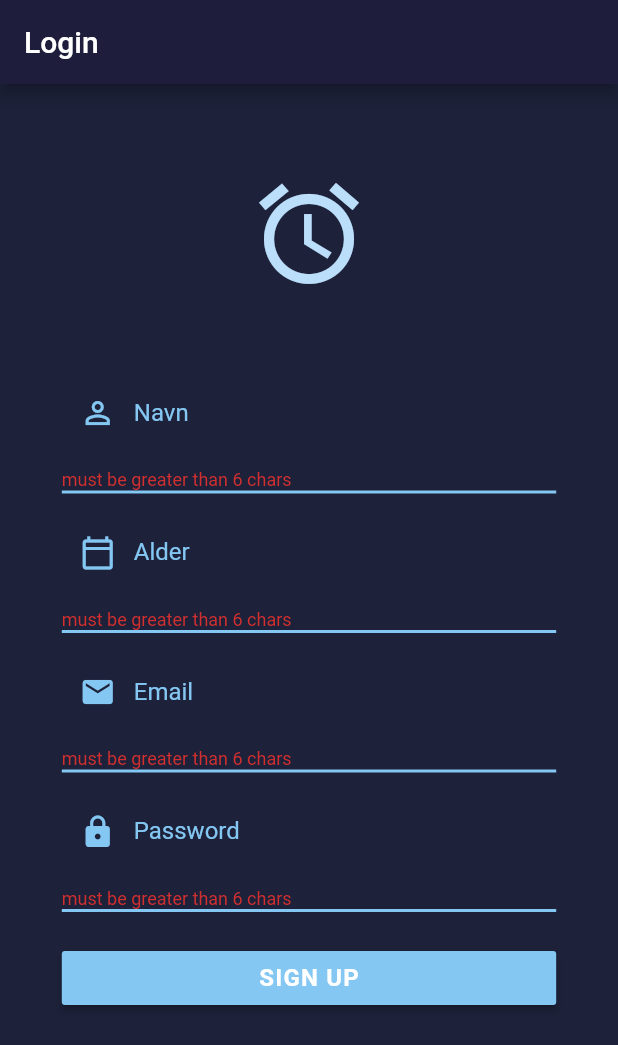
After one commit to NTThyssen/Oplevelses-app, a Flutter app: the SignUp screen opened directly, after a tap on "SIGN UP", on a phone screen of 412 x 824 dp. The commit adds this screen. Shown: the top 1045 px of the screen. Run offline on Flutter 3.47's test engine with Material 2 defaults, Android fonts, the phone set to English and light mode, and no system bars; our stand-ins replace cloud_firestore, dotted_border, firebase_auth, firebase_storage, flutter_spinkit, image_picker; missing offline and left inert: age, flutter_auth_buttons, flutter_facebook_login; accounts and stored records are empty.

Commit message:
sign up added

```diff
--- a/lib/add_event.dart
+++ b/lib/add_event.dart
@@ -24,6 +24,7 @@ class _AddEventState extends State<AddEvent> {
     if(image == null) {
       File img = await ImagePicker.pickImage(source: ImageSource.gallery);
       if (img != null) {
+        print("hello");
         image = img;
         setState(() {});
         uploadFile();
--- a/lib/authenticate/log_in_page.dart
+++ b/lib/authenticate/log_in_page.dart
@@ -1,5 +1,6 @@
 import 'package:cloud_firestore/cloud_firestore.dart';
 import 'package:flutter/material.dart';
+import 'package:flutter_app/authenticate/sing_up.dart';
 import 'package:flutter_app/model/user.dart';
 import 'package:flutter_app/service/DatabaseService.dart';
 import 'package:flutter_app/size_config.dart';
@@ -128,9 +129,8 @@ class _LoginState extends State<Login> {
                                 color: Color.fromRGBO(30, 30, 60, 1),
                                 onPressed: () async {
                                   if(_formKey.currentState.validate()){
-                                    dynamic result = await _auth.registerWithEmail(email, password);
+                                    dynamic result = await _auth.singInWithEmail(email, password);
                                     print(result);
-                                    StreamProvider<QuerySnapshot>.value(value: DatabaseService().users, child:  MainPage());
                                     Navigator.pushReplacement(context, FadeRoute( page: MainPage()));
                                   }
                                 },
@@ -171,7 +171,14 @@ class _LoginState extends State<Login> {
                         thickness: 2,
                       ),
                     ),
-                    Padding(
+                    GestureDetector(
+                      onTap: () {
+                        Navigator.pushReplacement(
+                            context,
+                            MaterialPageRoute(
+                                builder: (BuildContext context) => SignUp()));
+                      },
+                      child: Padding(
                         padding: const EdgeInsets.fromLTRB(0, 10, 0, 10),
                         child: Text("Or sign in with",
                             style: TextStyle(
@@ -179,6 +186,7 @@ class _LoginState extends State<Login> {
                                 letterSpacing: 0.8,
                                 fontWeight: FontWeight.normal,
                                 fontSize: 12)),
+                      ),
                     ),
                     FacebookSignInButton(onPressed: () async {
                       setState(() {
--- a/lib/authenticate/sing_in.dart
+++ /dev/null
@@ -1,13 +0,0 @@
-import 'package:flutter/material.dart';
-
-class SignIn extends StatefulWidget {
-  @override
-  _SignInState createState() => _SignInState();
-}
-
-class _SignInState extends State<SignIn> {
-  @override
-  Widget build(BuildContext context) {
-    return Container();
-  }
-}
--- /dev/null
+++ b/lib/authenticate/sing_up.dart
@@ -0,0 +1,231 @@
+import 'package:cloud_firestore/cloud_firestore.dart';
+import 'package:flutter/material.dart';
+import 'package:flutter_app/service/DatabaseService.dart';
+import 'package:flutter_app/service/auth.dart';
+import 'package:flutter_app/widgets/custom_scaffold_with_navBar.dart';
+import 'package:flutter_auth_buttons/flutter_auth_buttons.dart';
+import 'package:flutter_spinkit/flutter_spinkit.dart';
+import 'package:provider/provider.dart';
+
+import '../main.dart';
+import '../size_config.dart';
+
+class SignUp extends StatefulWidget {
+
+  String email;
+  String password;
+
+
+
+
+  @override
+  _SignUpState createState() => _SignUpState();
+}
+
+class _SignUpState extends State<SignUp> {
+
+  bool isLoggingIn = false;
+  AuthService _auth = AuthService();
+  final GlobalKey<FormState> _formKey = GlobalKey<FormState>();
+
+  @override
+  Widget build(BuildContext context) {
+
+    return Scaffold(
+      backgroundColor: Colors.blue,
+      appBar: AppBar(
+        backgroundColor: Color.fromRGBO(30, 30, 60, 1),
+        title: Text("Login"),
+      ),
+      body: (isLoggingIn)
+          ? Center(
+        child: SpinKitCubeGrid(
+          color: Colors.white,
+          size: 80.0,
+        ),
+      )
+          : Container(
+        width: SizeConfig.screenWidth,
+        height: SizeConfig.screenHeight,
+        decoration: BoxDecoration(
+        color: Theme.of(context).primaryColor ),
+        child: SingleChildScrollView(
+          child: Column(
+            crossAxisAlignment: CrossAxisAlignment.center,
+            children: [
+              Padding(
+                padding: EdgeInsets.fromLTRB(0, 20, 0, 0),
+                child: CircleAvatar(
+                  backgroundColor: Colors.transparent,
+                  radius: 80,
+                  child: Icon(
+                    Icons.access_alarms,
+                    size: 80,
+                  ),
+                ),
+              ),
+              Form(
+                key: _formKey,
+                child: Column(
+                  children: [
+                Padding(
+                padding: const EdgeInsets.fromLTRB(0, 10, 0, 0),
+                child: Container(
+                  decoration: BoxDecoration(
+                      color: Colors.transparent,
+                      border: Border(
+                          bottom: BorderSide(
+                              width: 2.0, color: Theme.of(context).secondaryHeaderColor))),
+                  width: SizeConfig.blockSizeHorizontal * 80,
+                  child: TextFormField(
+                    textAlign: TextAlign.left,
+                    validator: (val) => val.length < 6 ? "must be greater than 6 chars" : null,
+                    onChanged: (val) {
+                      setState(() {
+                        print(val);
+                      });
+                    },
+                    decoration: InputDecoration(
+                        labelStyle: TextStyle(color: Theme.of(context).secondaryHeaderColor),
+                        prefixIcon: Icon(Icons.person_outline, color:  Theme.of(context).secondaryHeaderColor,),
+                        border: InputBorder.none,
+                        labelText: "Navn"),
+                  ),
+                ),
+              ),
+                Padding(
+                  padding: const EdgeInsets.fromLTRB(0, 10, 0, 0),
+                  child: Container(
+                    decoration: BoxDecoration(
+                        color: Colors.transparent,
+                        border: Border(
+                            bottom: BorderSide(
+                                width: 2.0, color: Theme.of(context).secondaryHeaderColor))),
+                    width: SizeConfig.blockSizeHorizontal * 80,
+                    child: TextFormField(
+                      textAlign: TextAlign.left,
+                      validator: (val) => val.length < 6 ? "must be greater than 6 chars" : null,
+                      onChanged: (val) {
+                        setState(() {
+                          print(val);
+                        });
+                      },
+                      decoration: InputDecoration(
+                          labelStyle: TextStyle(color: Theme.of(context).secondaryHeaderColor),
+                          prefixIcon: Icon(Icons.calendar_today_outlined, color:  Theme.of(context).secondaryHeaderColor,),
+                          border: InputBorder.none,
+                          labelText: "Alder"),
+                    ),
+                  ),
+                ),
+              Padding(
+                padding: const EdgeInsets.fromLTRB(0, 10, 0, 0),
+                child: Container(
+                  decoration: BoxDecoration(
+                      color: Colors.transparent,
+                      border: Border(
+                          bottom: BorderSide(
+                              width: 2.0, color: Theme.of(context).secondaryHeaderColor))),
+                  width: SizeConfig.blockSizeHorizontal * 80,
+                  child: TextFormField(
+                    textAlign: TextAlign.left,
+                    validator: (val) => val.length < 6 ? "must be greater than 6 chars" : null,
+                    onChanged: (val) {
+                      widget.email = val;
+                      setState(() {
+                        print(val);
+                      });
+                    },
+                    decoration: InputDecoration(
+                        labelStyle: TextStyle(color: Theme.of(context).secondaryHeaderColor),
+                        prefixIcon: Icon(Icons.email, color:  Theme.of(context).secondaryHeaderColor,),
+                        border: InputBorder.none,
+                        labelText: "Email"),
+                  ),
+                ),
+              ),
+                    Padding(
+                      padding: const EdgeInsets.fromLTRB(0, 10, 0, 0),
+                      child: Container(
+                        decoration: BoxDecoration(
+                            color: Colors.transparent,
+                            border: Border(
+                                bottom: BorderSide(
+                                    width: 2.0, color: Theme.of(context).secondaryHeaderColor))),
+                        width: SizeConfig.blockSizeHorizontal * 80,
+                        child: TextFormField(
+                          textAlign: TextAlign.left,
+                          obscureText: true,
+                          validator: (val) => val.length < 6 ? "must be greater than 6 chars" : null,
+                          onChanged: (val) {
+                            widget.password = val;
+                            setState(() {
+                              print(val);
+                            });
+                          },
+                          decoration: InputDecoration(
+                              labelStyle: TextStyle(color: Theme.of(context).secondaryHeaderColor),
+                              prefixIcon: Icon(Icons.lock, color:  Theme.of(context).secondaryHeaderColor,),
+                              border: InputBorder.none,
+                              labelText: "Password"),
+                        ),
+                      ),
+                    ),
+                    Padding(
+                      padding: const EdgeInsets.fromLTRB(0, 20, 0, 0),
+                      child: Container(
+                        width: SizeConfig.blockSizeHorizontal * 80,
+                        child: RaisedButton(
+                          color: Theme.of(context).secondaryHeaderColor,
+                          onPressed: () async {
+                            if(_formKey.currentState.validate()){
+                              print(widget.email + widget.password);
+                              dynamic result = await _auth.registerWithEmail(widget.email, widget.password);
+                              print(result);
+                              MainPage();
+                              Navigator.pushReplacement(context, FadeRoute( page: MainPage()));
+                            }
+                          },
+                          child: Center(
+                              child: Text("SIGN UP",
+                                  style: TextStyle(
+                                      color: Colors.white,
+                                      letterSpacing: 0.8,
+                                      fontWeight: FontWeight.bold,
+                            fontSize: 16))),
+                        ),
+                      ),
+                    ),
+
+
+                  ],
+                ),
+              ),
+
+            ],
+          ),
+        ),
+      ),
+    );
+  }
+}
+
+
+class FormInputField extends StatefulWidget  {
+
+  String labelText;
+  IconData prefixicon;
+  bool obscureText;
+
+  FormInputField(this.labelText, this.prefixicon, {this.obscureText});
+
+  @override
+  _FormInputFieldState createState() => _FormInputFieldState();
+}
+
+class _FormInputFieldState extends State<FormInputField> {
+  @override
+  Widget build(BuildContext context) {
+    return  Container();
+  }
+}
--- a/lib/main.dart
+++ b/lib/main.dart
@@ -49,11 +49,6 @@ class _MainPageState extends State<MainPage> {
 
     }
 
-    count.forEach((element) {
-      print(element);
-    });
-
-
 
     return CustomScaffoldWithNavBar(
       Container(
@@ -72,15 +67,7 @@ class _MainPageState extends State<MainPage> {
                   return  EventDisplay(User(uid: 'id', name: "nicklas",  profilePicture:"images/flower2.jpg", imageURL: count.elementAt(position) != null ? count.elementAt(position) : "images/big-ice.png"));
                 },
                 itemCount: users.documents.length,
-
               )
-
-
-
-                   // EventDisplay(User("id", name:"Caroline", age:23, profilePicture:"images/flower2.jpg", eventPicture:"images/scater-boi.png"))
-
-
-
             ],
           ),
         ),
```
Lines whose indentation alone changed are shown as unchanged.
